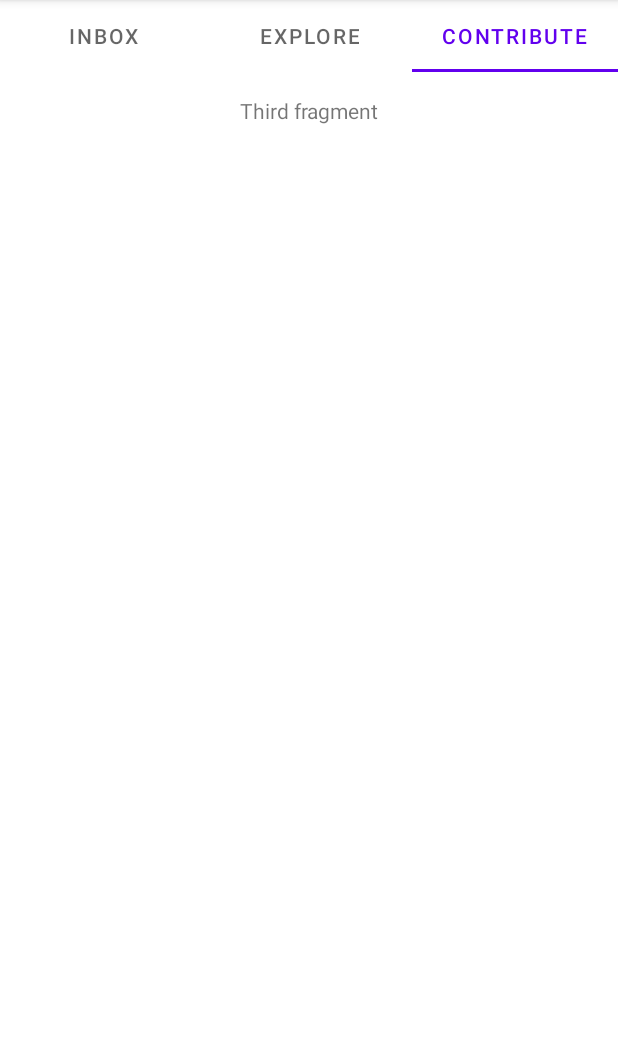
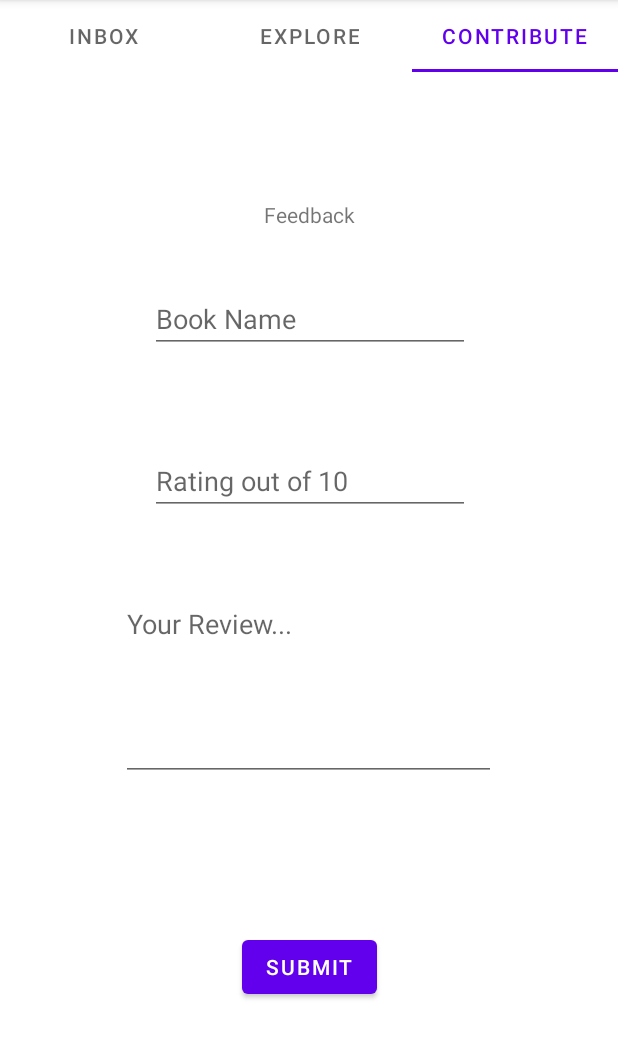
Before and after one commit to miniprojectsem56/BookRecommendationSystem, an Android app: the screen it shows after launch once a user with an empty profile is signed in (MainActivity), tab 3 chosen, on a phone screen of 412 x 824 dp, the part 84-1143 px from its top. Run offline under Robolectric (Android 15) with nearby library versions, the phone set to English and light mode, and no system bars; our stand-ins replace Firebase (no records; nobody signed in at launch, a user with empty details on screens opened directly); libraries missing offline, so code that uses them is left out: com.chaquo.python; 1 statement that could not run was skipped.

Commit message:
before connecting ML

```diff
--- a/app/build.gradle
+++ b/app/build.gradle
@@ -40,6 +40,7 @@ android {
                 install "numpy"
                 install "pandas"
                 install "scikit-learn"
+                install "google"
             }
 
         }
@@ -60,6 +61,10 @@ android {
     buildFeatures {
         viewBinding true
     }
+    dependenciesInfo {
+        includeInApk true
+        includeInBundle true
+    }
 }
 
 dependencies {
--- a/app/src/main/res/layout/fragment_third.xml
+++ b/app/src/main/res/layout/fragment_third.xml
@@ -1,16 +1,81 @@
 <?xml version="1.0" encoding="utf-8"?>
 <FrameLayout xmlns:android="http://schemas.android.com/apk/res/android"
+    xmlns:app="http://schemas.android.com/apk/res-auto"
     xmlns:tools="http://schemas.android.com/tools"
     android:layout_width="match_parent"
     android:layout_height="match_parent"
     tools:context=".ThirdFragment">
 
     <!-- TODO: Update blank fragment layout -->
-    <TextView
+
+    <androidx.constraintlayout.widget.ConstraintLayout
         android:layout_width="match_parent"
-        android:layout_height="match_parent"
-        android:text="Third fragment"
-        android:layout_marginTop="16dp"
-        android:gravity="center_horizontal"/>
+        android:layout_height="match_parent">
+
+        <TextView
+            android:id="@+id/textView2"
+            android:layout_width="wrap_content"
+            android:layout_height="wrap_content"
+            android:text="Feedback"
+            app:layout_constraintBottom_toBottomOf="parent"
+            app:layout_constraintEnd_toEndOf="parent"
+            app:layout_constraintStart_toStartOf="parent"
+            app:layout_constraintTop_toTopOf="parent"
+            app:layout_constraintVertical_bias="0.122" />
+
+        <EditText
+            android:id="@+id/editTextTextPersonName2"
+            android:layout_width="wrap_content"
+            android:layout_height="wrap_content"
+            android:ems="10"
+            android:hint="Book Name"
+            android:inputType="textPersonName"
+            app:layout_constraintBottom_toTopOf="@+id/editTextTextPersonName3"
+            app:layout_constraintEnd_toEndOf="parent"
+            app:layout_constraintHorizontal_bias="0.502"
+            app:layout_constraintStart_toStartOf="parent"
+            app:layout_constraintTop_toBottomOf="@+id/textView2"
+            app:layout_constraintVertical_bias="0.376" />
+
+        <EditText
+            android:id="@+id/editTextTextPersonName3"
+            android:layout_width="wrap_content"
+            android:layout_height="wrap_content"
+            android:ems="10"
+            android:hint="Rating out of 10"
+            android:inputType="number"
+            app:layout_constraintBottom_toBottomOf="parent"
+            app:layout_constraintEnd_toEndOf="parent"
+            app:layout_constraintHorizontal_bias="0.502"
+            app:layout_constraintStart_toStartOf="parent"
+            app:layout_constraintTop_toTopOf="parent"
+            app:layout_constraintVertical_bias="0.371" />
+
+        <EditText
+            android:id="@+id/editTextTextMultiLine"
+            android:layout_width="250dp"
+            android:layout_height="127dp"
+            android:ems="10"
+            android:gravity="start|top"
+            android:hint="Your Review..."
+            android:inputType="textMultiLine"
+            app:layout_constraintBottom_toBottomOf="parent"
+            app:layout_constraintEnd_toEndOf="parent"
+            app:layout_constraintHorizontal_bias="0.496"
+            app:layout_constraintStart_toStartOf="parent"
+            app:layout_constraintTop_toBottomOf="@+id/editTextTextPersonName3"
+            app:layout_constraintVertical_bias="0.169" />
+
+        <Button
+            android:id="@+id/SUBMIT"
+            android:layout_width="wrap_content"
+            android:layout_height="wrap_content"
+            android:text="submit"
+            app:layout_constraintBottom_toBottomOf="parent"
+            app:layout_constraintEnd_toEndOf="parent"
+            app:layout_constraintHorizontal_bias="0.5"
+            app:layout_constraintStart_toStartOf="parent"
+            app:layout_constraintTop_toBottomOf="@+id/editTextTextMultiLine" />
+    </androidx.constraintlayout.widget.ConstraintLayout>
 
 </FrameLayout>
```
Also changed, not shown: 1 other file.
